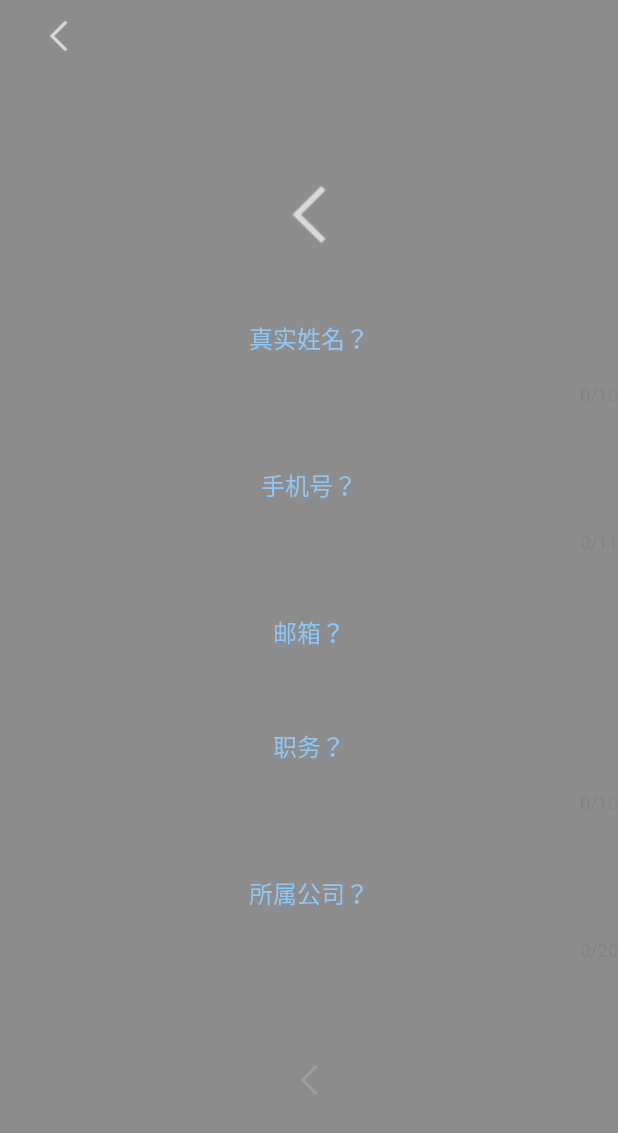
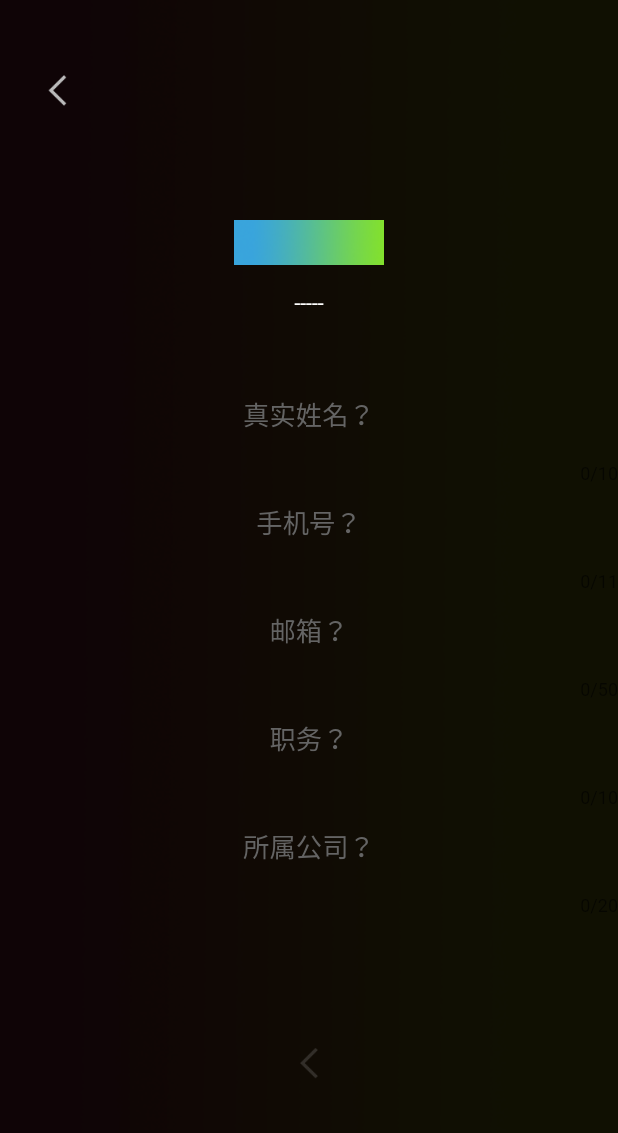
Before and after one commit to flutterteams/wm_library, a Flutter app: the Register screen opened directly, on a phone screen of 412 x 824 dp. Shown: the top 1133 px of the screen. Run offline on Flutter 3.47's test engine with Material 2 defaults, Android fonts, the light colour scheme and no system bars; our stand-ins replace dio, flutter_redux, flutter_screenutil, redux, redux_thunk, shared_preferences; accounts and stored records are empty; generated files the repository leaves out were written again.

Commit message:
适配、动画

```diff
--- a/lib/model/register/register.dart
+++ b/lib/model/register/register.dart
@@ -6,21 +6,15 @@ part 'register.g.dart';
 /// 这个标注是告诉生成器，这个类是需要生成Model类的
 @JsonSerializable()
 class Register {
-  Register(this.id, this.bookName, this.userName, this.status,
-      this.startTime, this.createTime, this.updateTime);
+  Register( this.name, this.phone, this.email,
+      this.position, this.company_id);
 
-  int id;
-  @JsonKey(name: 'book_name')
-  String bookName;
-  @JsonKey(name: 'user_name')
-  String userName;
-  int status;
-  @JsonKey(name: 'start_time')
-  DateTime startTime;
-  @JsonKey(name: 'create_time')
-  DateTime createTime;
-  @JsonKey(name: 'update_time')
-  DateTime updateTime;
+
+  String name;
+  String phone;
+  String email;
+  String position;
+  int company_id;
 
   /// 命名构造函数
   Register.empty();
--- a/lib/routers/router.dart
+++ b/lib/routers/router.dart
@@ -1,10 +1,14 @@
 import 'package:wm_library/views/login_page/login.dart';
 import 'package:wm_library/views/login_page/login_input.dart';
+import 'package:wm_library/views/register_page/register.dart';
+import 'package:wm_library/views/register_page/registerpwd.dart';
 
 class Routers {
   var _routers = {
     '/login': (context) => new Login(),
-    '/login-input': (context) => new LoginInput()
+    '/login-input': (context) => new LoginInput(),
+    '/register': (context) => new Register(),
+    '/register_pwd': (context) => new RegisterPwd(),
   };
 
   get router => _routers;
--- a/lib/views/login_page/login.dart
+++ b/lib/views/login_page/login.dart
@@ -88,6 +88,7 @@ class LoginHome extends StatelessWidget {
           child: new OutlineButton(
             onPressed: () {
               print('注册');
+              Navigator.of(context).pushNamed('/register');
             },
             child: new Text(
               '注册',
--- a/lib/views/register_page/register.dart
+++ b/lib/views/register_page/register.dart
@@ -1,23 +1,52 @@
-
 import 'package:flutter/material.dart';
 import 'package:flutter_redux/flutter_redux.dart';
+import 'package:flutter_screenutil/flutter_screenutil.dart';
 import 'package:redux/redux.dart';
+import 'package:wm_library/common/dao.dart';
+
+import 'package:wm_library/components/scroll_bg/scroll_bg.dart';
 import 'package:wm_library/redux/app_reducer.dart';
-import 'package:wm_library/views/login_page/login.dart';
 import 'package:wm_library/views/register_page/registerpwd.dart';
 
+final screen = ScreenUtil.getInstance();
 
-class Register extends StatefulWidget {
-
+class Register extends StatelessWidget {
   @override
-  State<StatefulWidget> createState() {
-    // TODO: implement createState
-    return _RegisterState();
+  Widget build(BuildContext context) {
+    return new Scaffold(
+      body: new ScrollBg(new RegisterHome(), 'opacity'),
+    );
   }
 }
 
-class _RegisterState extends State<Register> {
+class RegisterHome extends StatelessWidget {
+  @override
+  Widget build(BuildContext context) {
+    return new Column(
+      crossAxisAlignment: CrossAxisAlignment.start,
+      children: <Widget>[
+        new Container(
+          margin: new EdgeInsets.fromLTRB(
+              screen.setWidth(13), screen.setWidth(33), 0, 0),
+          child: new IconButton(
+              icon: new Image.asset('images/back_normal.png'),
+              onPressed: () {
+                print('返回登录页');
+                Navigator.pop(context);
+              }),
+        ),
+        new RegisterContent()
+      ],
+    );
+  }
+}
 
+class RegisterContent extends StatefulWidget {
+  @override
+  _RegisterContentState createState() => _RegisterContentState();
+}
+
+class _RegisterContentState extends State<RegisterContent> with SingleTickerProviderStateMixin{
   bool visible = false;
 
   TextEditingController _userNameController = new TextEditingController();
@@ -26,184 +55,223 @@ class _RegisterState extends State<Register> {
   TextEditingController _postController = new TextEditingController();
   TextEditingController _companyController = new TextEditingController();
 
+
+  Animation<double> animation;
+  AnimationController controller;
+
+  Store<AppState> _getStore() {
+    return StoreProvider.of(context);
+  }
+
+  @override
+  void initState() {
+    super.initState();
+    double w = screen.setWidth(329.0);
+    controller = AnimationController(
+      duration: Duration(milliseconds: 2000), vsync: this);
+    animation = new Tween(
+      begin: w,
+      end: w - 260,
+    ).animate(CurvedAnimation(parent: controller, curve: Curves.ease))
+      ..addListener(() {
+        setState(() {});
+      });
+
+  }
+
+
   @override
   Widget build(BuildContext context) {
+    //final mediaQueryWith = MediaQuery.of(context);
+    //final displayHeight = mediaQueryWith.size.width;
 
-    return new StoreBuilder<AppState>(builder: (context, store) {
-      return new Scaffold(
-        //appBar: AppBar(),
-        body: new Opacity(
-          opacity: 0.5,
-          child: new Container(
-            color: Colors.black87,
-            child: new ListView(
+    return new Column(
+      mainAxisAlignment: MainAxisAlignment.center,
       children: <Widget>[
-                new Column(
-                  crossAxisAlignment: CrossAxisAlignment.start,
-                  children: <Widget>[
-                    new Padding(
-                      padding: new EdgeInsets.only(left:15.0,),
-                      child: new IconButton(
-                          icon: new Image.asset('images/back_normal.png') ,
-                          onPressed: (){
-                            print('返回登录页');
-                            Navigator.pop(context);
-                          }),
+        new Container(
+          margin: new EdgeInsets.fromLTRB(
+              0, screen.setWidth(57), 0, screen.setWidth(15)),
+          child: new Image.asset(
+            'images/testlogin.png',
+          ),
         ),
 
-                  ],
-                ),
-                new Column(
-                  mainAxisAlignment: MainAxisAlignment.center,
-                  children: <Widget>[
-                    new Padding(
-                      padding: new EdgeInsets.only(top:65.0,),
-                      child: new Image.asset('images/back_normal.png',
+        new Container(
+          margin: new EdgeInsets.fromLTRB(0, 0, 0, screen.setWidth(38)),
+          child: new Text(
+            '-----',
+            style: TextStyle(color: Colors.white),
           ),
         ),
 
         new Padding(
-                      padding: new EdgeInsets.only(top:28.0,),
+          padding: new EdgeInsets.fromLTRB(0, 0, 0, 0),
           child: new TextField(
             controller: _userNameController,
             keyboardType: TextInputType.text,
             textAlign: TextAlign.center,
             maxLength: 10,
-                        style: new TextStyle(color: Colors.white,fontSize: 16.0),
+            style:
+            new TextStyle(color: Colors.white, fontSize: screen.setSp(16)),
             decoration: new InputDecoration(
-                          contentPadding: const EdgeInsets.fromLTRB(0.0,10.0,0.0,10.0),
                 border: InputBorder.none,
                 hintText: '真实姓名？',
-                          hintStyle: new TextStyle(color: Colors.blue,fontSize: 16.0)
-                        ),
-                        onChanged: (value){
-                          cheakData(value);
+                hintStyle: new TextStyle(
+                    color: const Color(0xFF646464),
+                    fontSize: screen.setSp(16))),
+            onChanged: (value) {
+              cheakInput(value);
             },
           ),
         ),
 
         new Padding(
-                      padding: new EdgeInsets.only(top:28.0,),
+          padding: new EdgeInsets.fromLTRB(0, 0, 0, 0),
           child: new TextField(
             controller: _phonenumberController,
             keyboardType: TextInputType.phone,
             textAlign: TextAlign.center,
             maxLength: 11,
-                        style: new TextStyle(color: Colors.white,fontSize: 16.0),
+            style:
+            new TextStyle(color: Colors.white, fontSize: screen.setSp(16)),
             decoration: new InputDecoration(
-                            contentPadding: const EdgeInsets.fromLTRB(0.0,10.0,0.0,10.0),
+              //contentPadding: const EdgeInsets.fromLTRB(0.0,10.0,0.0,10.0),
                 border: InputBorder.none,
                 hintText: '手机号？',
-                            hintStyle: new TextStyle(color: Colors.blue,fontSize: 16.0)
-                        ),
-                        onChanged: (value){
-                          cheakData(value);
-                        },
-                      ),
-                    ),
-
-
-                    new Padding(
-                      padding: new EdgeInsets.only(top:28.0,),
-                      child: new TextField(
-                        controller: _emailController,
-                        keyboardType: TextInputType.emailAddress,
-                        textAlign: TextAlign.center,
-                        style: new TextStyle(color: Colors.white,fontSize: 16.0),
-                        decoration: new InputDecoration(
-                            contentPadding: const EdgeInsets.fromLTRB(0.0,10.0,0.0,10.0),
-                            border: InputBorder.none,
-                            hintText: '邮箱？',
-                            hintStyle: new TextStyle(color: Colors.blue,fontSize: 16.0)
-                        ),
-                        onChanged: (value){
-                          cheakData(value);
+                hintStyle: new TextStyle(
+                    color: const Color(0xFF646464),
+                    fontSize: screen.setSp(16))),
+            onChanged: (value) {
+              cheakInput(value);
             },
           ),
         ),
 
         new Padding(
-                      padding: new EdgeInsets.only(top:28.0,),
+          padding: new EdgeInsets.fromLTRB(0, 0, 0, 0),
+          child: new TextField(
+            controller: _emailController,
+            keyboardType: TextInputType.emailAddress,
+            textAlign: TextAlign.center,
+            maxLength: 50,
+            style:
+            new TextStyle(color: Colors.white, fontSize: screen.setSp(16)),
+            decoration: new InputDecoration(
+              //contentPadding: const EdgeInsets.fromLTRB(0.0,10.0,0.0,10.0),
+                border: InputBorder.none,
+                hintText: '邮箱？',
+                hintStyle: new TextStyle(
+                    color: const Color(0xFF646464),
+                    fontSize: screen.setSp(16))),
+            onChanged: (value) {
+              cheakInput(value);
+            },
+          ),
+        ),
+
+        new Padding(
+          padding: new EdgeInsets.fromLTRB(0, 0, 0, 0),
           child: new TextField(
             controller: _postController,
             keyboardType: TextInputType.text,
             textAlign: TextAlign.center,
             maxLength: 10,
-                        style: new TextStyle(color: Colors.white,fontSize: 16.0),
+            style:
+            new TextStyle(color: Colors.white, fontSize: screen.setSp(16)),
             decoration: new InputDecoration(
-                            contentPadding: const EdgeInsets.fromLTRB(0.0,10.0,0.0,10.0),
+              //contentPadding: const EdgeInsets.fromLTRB(0.0,10.0,0.0,10.0),
                 border: InputBorder.none,
                 hintText: '职务？',
-                            hintStyle: new TextStyle(color: Colors.blue,fontSize: 16.0)
-                        ),
-                        onChanged: (value){
-                          cheakData(value);
+                hintStyle: new TextStyle(
+                    color: const Color(0xFF646464),
+                    fontSize: screen.setSp(16))),
+            onChanged: (value) {
+              cheakInput(value);
             },
           ),
         ),
 
         new Padding(
-                      padding: new EdgeInsets.only(top:28.0,),
+          padding: new EdgeInsets.fromLTRB(0, 0, 0, screen.setWidth(67)),
           child: new TextField(
             controller: _companyController,
             keyboardType: TextInputType.text,
             textAlign: TextAlign.center,
             maxLength: 20,
-                        style: new TextStyle(color: Colors.white,fontSize: 16.0),
+            style:
+            new TextStyle(color: Colors.white, fontSize: screen.setSp(16)),
             decoration: new InputDecoration(
-                            contentPadding: const EdgeInsets.fromLTRB(0.0,10.0,0.0,10.0),
+              //contentPadding: const EdgeInsets.fromLTRB(0.0,10.0,0.0,10.0),
                 border: InputBorder.none,
                 hintText: '所属公司？',
-                            hintStyle: new TextStyle(color: Colors.blue,fontSize: 16.0)
-                        ),
-                        onChanged: (value){
-                          cheakData(value);
+                hintStyle: new TextStyle(
+                    color: const Color(0xFF646464),
+                    fontSize: screen.setSp(16))),
+            onChanged: (value) {
+              cheakInput(value);
             },
           ),
         ),
 
-                    new Padding(
-                      padding: new EdgeInsets.only(top:55.0,),
+        new Container(
+          margin: new EdgeInsets.fromLTRB(0, 0, 0, screen.setWidth(8)),
           child: new Opacity(
             opacity: visible ? 1.0 : 0.2,
             child: new IconButton(
-                              icon: new Image.asset('images/back_normal.png') ,
-                              onPressed: (){
-                                if(visible){
+                icon: new Image.asset('images/back_normal.png'),
+                onPressed: () {
+                  if (visible) {
                     print('点击了');
-                                  Navigator.push(context,new MaterialPageRoute(builder: (context){
+                    uploadData();
+                    Navigator.push(context,
+                        new MaterialPageRoute(builder: (context) {
                           return new RegisterPwd();
                         }));
                   }
                 }),
-                          //new Image.asset('images/back_normal.png'),
+          ),
         ),
 
+        new Container(
+          height: screen.setWidth(48),
+          alignment: Alignment.center,
+          transform: Matrix4.translationValues(0.0, animation.value, 0.0),
+          color: const Color(0xffDD412A),
+          child: new Text(
+            '请输入正确的邮箱',
+            style: TextStyle(color:Colors.white, fontSize: screen.setSp(16)),
           ),
-
-                  ],
         ),
       ],
-            )
-          ),
-        ),
     );
 
-    });
   }
 
-  void cheakData(String value) {
-    if(_userNameController.text.isNotEmpty && _phonenumberController.text.isNotEmpty
-        && _emailController.text.isNotEmpty && _postController.text.isNotEmpty
-        && _companyController.text.isNotEmpty){
+  void cheakInput(String value) {
+    if (_userNameController.text.isNotEmpty &&
+        _phonenumberController.text.isNotEmpty &&
+        _emailController.text.isNotEmpty &&
+        _postController.text.isNotEmpty &&
+        _companyController.text.isNotEmpty) {
       visible = true;
       setState(() {
+        controller.forward();
       });
-    }else{
+    } else {
       visible = false;
-      setState(() {
-      });
+      setState(() {});
     }
   }
 
+  @override
+  void dispose() {
+    // TODO: implement dispose
+    controller.dispose();
+    super.dispose();
   }
+
+  ///上传用户信息
+  void uploadData() async {
+    //var result = await Dao.noTokenPost('/api/user/reg', {});
+  }
+}
```
Also changed, not shown: lib/model/register/setpwd.dart (added, +14 -0 lines), lib/views/register_page/registerpwd.dart (+128 -67 lines), lib/model/register/register.g.dart, lib/model/register/setpwd.g.dart (added), pubspec.lock, 1 other file. Lines whose indentation alone changed are shown as unchanged.
